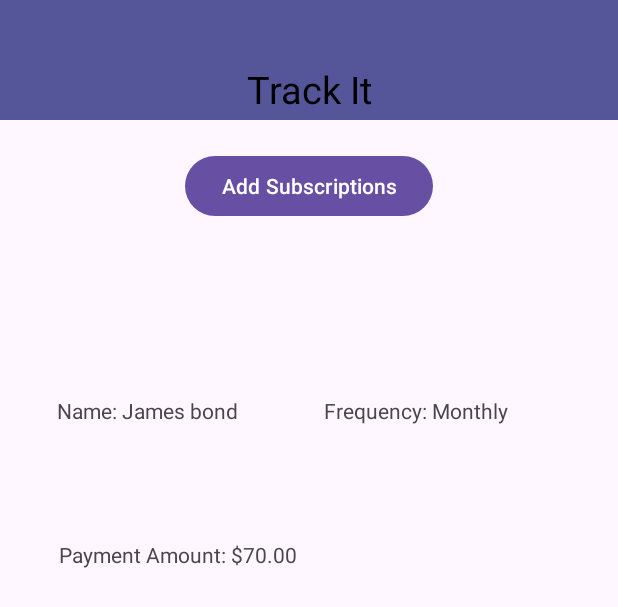
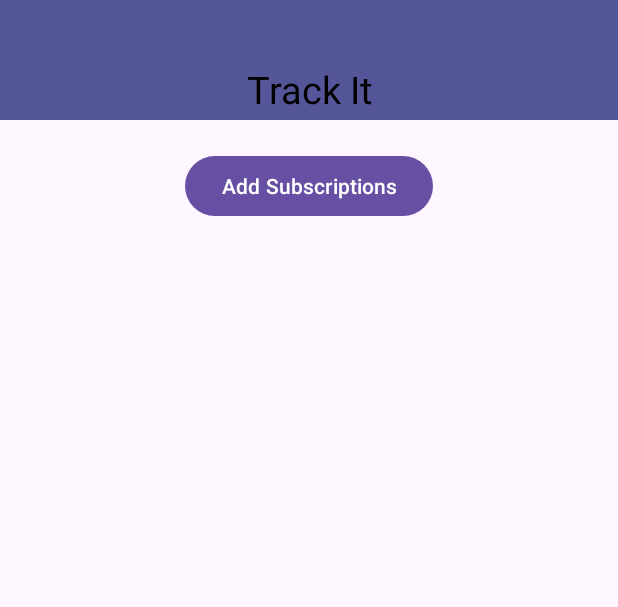
Before and after one commit to hassannauman123/Subscription-Tracker-Android-Application, an Android app: the layout activity_main.xml on its own in the app's theme, with its tools: preview values and no code run, on a phone screen of 412 x 824 dp. Shown: the top 607 px of the screen. Run offline under Robolectric (Android 15) with nearby library versions, the phone set to English and light mode, and no system bars.

Commit message:
Update subscription_box.xml - Removed james bond

```diff
--- a/app/src/main/res/layout/subscription_box.xml
+++ b/app/src/main/res/layout/subscription_box.xml
@@ -14,7 +14,7 @@
         android:layout_marginTop="16dp"
         android:layout_marginEnd="57dp"
         android:layout_marginBottom="20dp"
-        android:text="Name: James bond"
+        android:text=""
         app:layout_constraintBottom_toTopOf="@+id/subscription_amount"
         app:layout_constraintEnd_toStartOf="@+id/subscription_frequency"
         app:layout_constraintStart_toStartOf="parent"
@@ -26,7 +26,7 @@
         android:layout_height="wrap_content"
         android:layout_marginStart="16dp"
         android:layout_marginBottom="23dp"
-        android:text="Payment Amount: $70.00"
+        android:text=""
         app:layout_constraintBottom_toBottomOf="parent"
         app:layout_constraintStart_toStartOf="parent"
         app:layout_constraintTop_toBottomOf="@+id/subscription_name" />
@@ -36,7 +36,7 @@
         android:layout_width="wrap_content"
         android:layout_height="wrap_content"
         android:layout_marginEnd="26dp"
-        android:text="Frequency: Monthly"
+        android:text=""
         app:layout_constraintBottom_toBottomOf="@+id/subscription_name"
         app:layout_constraintEnd_toEndOf="parent"
         app:layout_constraintStart_toEndOf="@+id/subscription_name"
```
